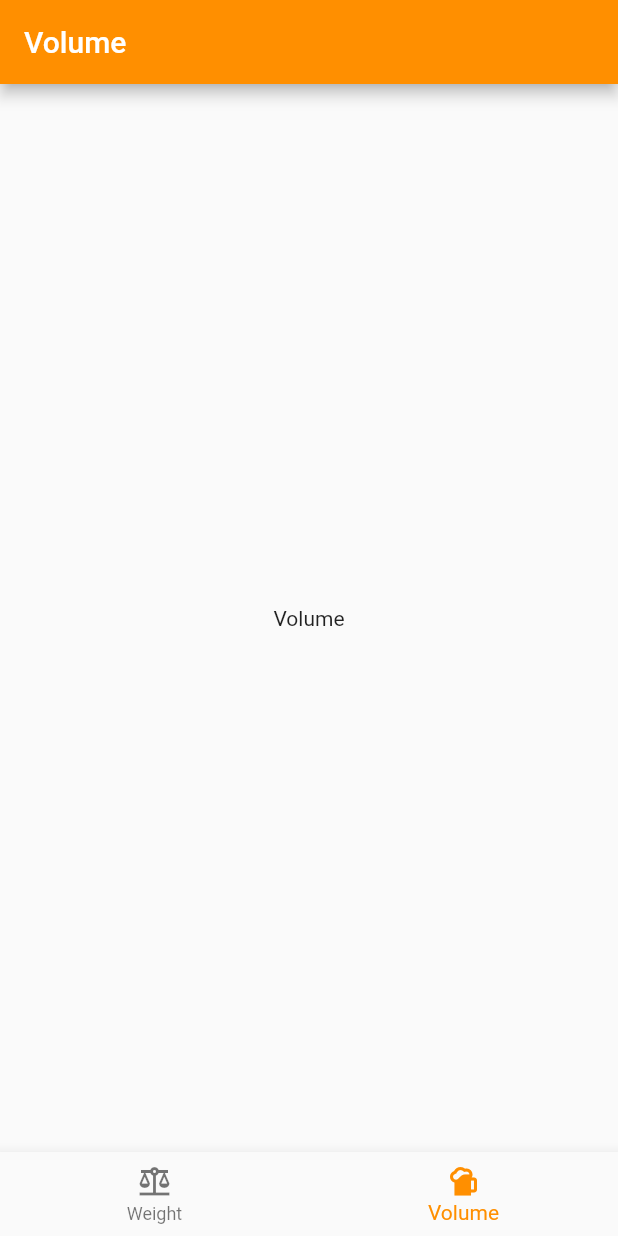
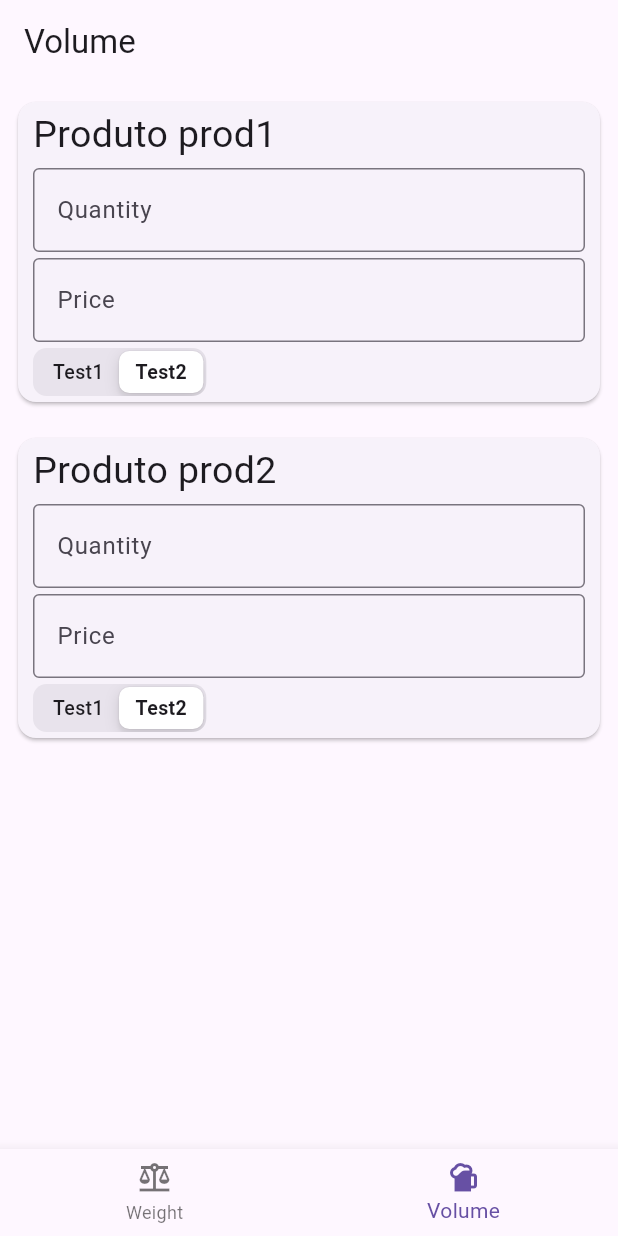
Before and after one commit to ptrkc/better-price-flutter, a Flutter app: the screen it shows after launch, item 2 of the bottom bar chosen, on a phone screen of 412 x 824 dp. Run offline on Flutter 3.47's test engine with Material 2 defaults, Android fonts, the phone set to English and light mode, and no system bars.

Commit message:
enable material3, wip product_card

```diff
--- a/lib/main.dart
+++ b/lib/main.dart
@@ -23,6 +23,9 @@ class _MyAppState extends State<MyApp> {
   @override
   Widget build(BuildContext context) {
     return MaterialApp(
+      theme: ThemeData(useMaterial3: true, brightness: Brightness.light),
+      darkTheme: ThemeData(useMaterial3: true, brightness: Brightness.dark),
+      themeMode: ThemeMode.system,
       home: Scaffold(
         body: IndexedStack(
           index: currentIndex,
@@ -40,7 +43,6 @@ class _MyAppState extends State<MyApp> {
               label: 'Volume',
             ),
           ],
-          selectedItemColor: Colors.amber[800],
           onTap: (index) {
             setState(() {
               currentIndex = index;
--- a/lib/screens/volume_screen.dart
+++ b/lib/screens/volume_screen.dart
@@ -1,4 +1,5 @@
 import 'package:flutter/material.dart';
+import '../widgets/product_card.dart';
 
 class VolumeScreen extends StatefulWidget {
   const VolumeScreen({Key? key}) : super(key: key);
@@ -8,13 +9,20 @@ class VolumeScreen extends StatefulWidget {
 }
 
 class _VolumeScreenState extends State<VolumeScreen> {
+  List<String> products = ['prod1', 'prod2'];
+
   @override
   Widget build(BuildContext context) {
     return Scaffold(
-      body: const Center(child: Text('Volume')),
       appBar: AppBar(
-        backgroundColor: Colors.amber[800],
         title: const Text('Volume'),
+      ),
+      body: ListView.builder(
+        itemCount: products.length,
+        itemBuilder: (context, index) {
+          final product = products[index];
+          return ProductCard(product: product);
+        },
       ),
     );
   }
--- a/lib/screens/weight_screen.dart
+++ b/lib/screens/weight_screen.dart
@@ -13,7 +13,6 @@ class WeightState extends State<WeightScreen> {
     return Scaffold(
       body: const Center(child: Text('Weight')),
       appBar: AppBar(
-        backgroundColor: Colors.amber[800],
         title: const Text('Weight'),
       ),
     );
--- /dev/null
+++ b/lib/widgets/product_card.dart
@@ -0,0 +1,68 @@
+import 'package:flutter/cupertino.dart';
+import 'package:flutter/material.dart';
+import 'package:flutter/services.dart';
+
+class ProductCard extends StatefulWidget {
+  const ProductCard({Key? key, required this.product}) : super(key: key);
+
+  final String product;
+
+  @override
+  State<ProductCard> createState() => _ProductCardState();
+}
+
+class _ProductCardState extends State<ProductCard> {
+  @override
+  Widget build(BuildContext context) {
+    return Padding(
+      padding: const EdgeInsets.all(8),
+      child: Card(
+        child: Padding(
+          padding: const EdgeInsets.fromLTRB(10, 0, 10, 0),
+          child: SizedBox(
+            height: 200,
+            child: Column(
+              crossAxisAlignment: CrossAxisAlignment.start,
+              mainAxisAlignment: MainAxisAlignment.spaceEvenly,
+              children: [
+                Text('Produto ${widget.product}',
+                    style: const TextStyle(fontSize: 25)),
+                TextField(
+                  keyboardType:
+                      const TextInputType.numberWithOptions(decimal: true),
+                  inputFormatters: [
+                    FilteringTextInputFormatter.allow(RegExp(r'[0-9\.\,]'))
+                  ],
+                  decoration: const InputDecoration(
+                    border: OutlineInputBorder(),
+                    labelText: 'Quantity',
+                  ),
+                ),
+                TextField(
+                  keyboardType:
+                      const TextInputType.numberWithOptions(decimal: true),
+                  inputFormatters: [
+                    FilteringTextInputFormatter.allow(RegExp(r'[0-9\.\,]'))
+                  ],
+                  decoration: const InputDecoration(
+                    border: OutlineInputBorder(),
+                    labelText: 'Price',
+                    prefixText: '\$ ',
+                  ),
+                ),
+                CupertinoSlidingSegmentedControl(
+                  children: const {
+                    0: Text('Test1'),
+                    1: Text('Test2'),
+                  },
+                  onValueChanged: (value) {},
+                  groupValue: 1,
+                )
+              ],
+            ),
+          ),
+        ),
+      ),
+    );
+  }
+}
```
